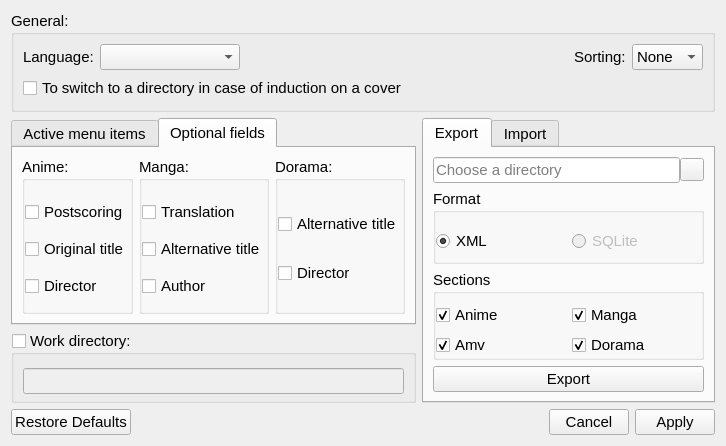
Before: the Qt Designer form formsettings.ui in LibertaSoft/DatabaseAnime, drawn with Qt 5.
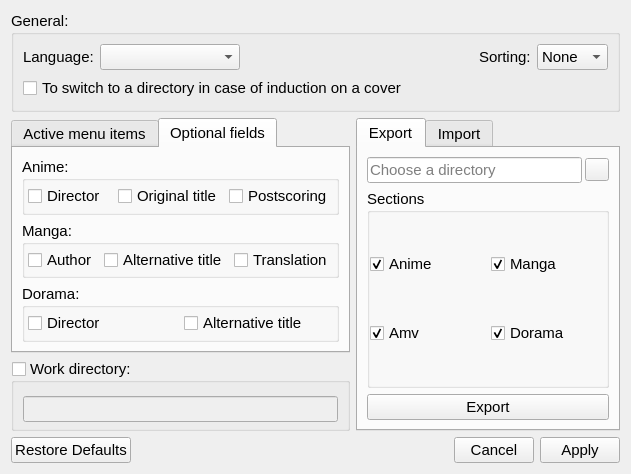
After: the same form once the commit is applied. The open tabs and pages were chosen to show the change. Icons and pictures are not drawn.

Patch:
```diff
--- a/formsettings.ui
+++ b/formsettings.ui
@@ -9,8 +9,8 @@
    <rect>
     <x>0</x>
     <y>0</y>
-    <width>726</width>
-    <height>446</height>
+    <width>631</width>
+    <height>460</height>
    </rect>
   </property>
   <property name="windowTitle">
@@ -164,12 +164,12 @@
     </widget>
    </item>
    <item>
-    <layout class="QHBoxLayout" name="horizontalLayout_2">
+    <layout class="QHBoxLayout" name="HLay_2">
      <property name="topMargin">
       <number>0</number>
      </property>
      <item>
-      <layout class="QVBoxLayout" name="verticalLayout_5">
+      <layout class="QVBoxLayout" name="VLay_5">
        <property name="leftMargin">
         <number>0</number>
        </property>
@@ -280,7 +280,7 @@
           <attribute name="title">
            <string>Optional fields</string>
           </attribute>
-          <layout class="QHBoxLayout" name="horizontalLayout">
+          <layout class="QVBoxLayout" name="verticalLayout_5">
            <item>
             <widget class="QGroupBox" name="GBox_FieldsForEdit">
              <property name="styleSheet">
@@ -292,26 +292,23 @@
              <property name="checkable">
               <bool>false</bool>
              </property>
-             <layout class="QVBoxLayout" name="verticalLayout_8">
-              <property name="spacing">
-               <number>0</number>
-              </property>
+             <layout class="QHBoxLayout" name="horizontalLayout">
               <property name="leftMargin">
-               <number>0</number>
+               <number>3</number>
               </property>
               <property name="topMargin">
-               <number>6</number>
+               <number>3</number>
               </property>
               <property name="rightMargin">
-               <number>0</number>
+               <number>3</number>
               </property>
               <property name="bottomMargin">
-               <number>0</number>
+               <number>3</number>
               </property>
               <item>
-               <widget class="QCheckBox" name="CBox_Anime_PostScoring">
+               <widget class="QCheckBox" name="CBox_Anime_Director">
                 <property name="text">
-                 <string>Postscoring</string>
+                 <string>Director</string>
                 </property>
                </widget>
               </item>
@@ -323,9 +320,9 @@
                </widget>
               </item>
               <item>
-               <widget class="QCheckBox" name="CBox_Anime_Director">
+               <widget class="QCheckBox" name="CBox_Anime_PostScoring">
                 <property name="text">
-                 <string>Director</string>
+                 <string>Postscoring</string>
                 </property>
                </widget>
               </item>
@@ -340,36 +337,19 @@
              <property name="checkable">
               <bool>false</bool>
              </property>
-             <layout class="QVBoxLayout" name="verticalLayout_9">
-              <property name="spacing">
-               <number>0</number>
-              </property>
+             <layout class="QHBoxLayout" name="horizontalLayout_2">
               <property name="leftMargin">
-               <number>0</number>
+               <number>3</number>
               </property>
               <property name="topMargin">
-               <number>6</number>
+               <number>3</number>
               </property>
               <property name="rightMargin">
-               <number>0</number>
+               <number>3</number>
               </property>
               <property name="bottomMargin">
-               <number>0</number>
+               <number>3</number>
               </property>
-              <item>
-               <widget class="QCheckBox" name="CBox_Manga_Translation">
-                <property name="text">
-                 <string>Translation</string>
-                </property>
-               </widget>
-              </item>
-              <item>
-               <widget class="QCheckBox" name="CBox_Manga_AltTitle">
-                <property name="text">
-                 <string>Alternative title</string>
-                </property>
-               </widget>
-              </item>
               <item>
                <widget class="QCheckBox" name="CBox_Manga_Author">
                 <property name="text">
@@ -377,6 +357,20 @@
                 </property>
                </widget>
               </item>
+              <item>
+               <widget class="QCheckBox" name="CBox_Manga_AltTitle">
+                <property name="text">
+                 <string>Alternative title</string>
+                </property>
+               </widget>
+              </item>
+              <item>
+               <widget class="QCheckBox" name="CBox_Manga_Translation">
+                <property name="text">
+                 <string>Translation</string>
+                </property>
+               </widget>
+              </item>
              </layout>
             </widget>
            </item>
@@ -388,29 +382,19 @@
              <property name="checkable">
               <bool>false</bool>
              </property>
-             <layout class="QVBoxLayout" name="verticalLayout_10">
-              <property name="spacing">
-               <number>0</number>
-              </property>
+             <layout class="QHBoxLayout" name="horizontalLayout_3">
               <property name="leftMargin">
-               <number>0</number>
+               <number>3</number>
               </property>
               <property name="topMargin">
-               <number>6</number>
+               <number>3</number>
               </property>
               <property name="rightMargin">
-               <number>0</number>
+               <number>3</number>
               </property>
               <property name="bottomMargin">
-               <number>0</number>
+               <number>3</number>
               </property>
-              <item>
-               <widget class="QCheckBox" name="CBox_Dorama_AltTitle">
-                <property name="text">
-                 <string>Alternative title</string>
-                </property>
-               </widget>
-              </item>
               <item>
                <widget class="QCheckBox" name="CBox_Dorama_Director">
                 <property name="text">
@@ -418,6 +402,13 @@
                 </property>
                </widget>
               </item>
+              <item>
+               <widget class="QCheckBox" name="CBox_Dorama_AltTitle">
+                <property name="text">
+                 <string>Alternative title</string>
+                </property>
+               </widget>
+              </item>
              </layout>
             </widget>
            </item>
@@ -504,10 +495,7 @@
          <item>
           <layout class="QHBoxLayout" name="HLay_Dir">
            <property name="spacing">
-            <number>0</number>
-           </property>
-           <property name="topMargin">
-            <number>0</number>
+            <number>3</number>
            </property>
            <item>
             <widget class="QLineEdit" name="LineEdit_ExDir">
@@ -553,73 +541,14 @@
            </item>
           </layout>
          </item>
-         <item>
-          <widget class="QGroupBox" name="GBox_Format">
-           <property name="enabled">
-            <bool>true</bool>
-           </property>
-           <property name="sizePolicy">
-            <sizepolicy hsizetype="Preferred" vsizetype="Expanding">
-             <horstretch>0</horstretch>
-             <verstretch>0</verstretch>
-            </sizepolicy>
-           </property>
-           <property name="font">
-            <font>
-             <family>Cantarell</family>
-             <pointsize>11</pointsize>
-            </font>
-           </property>
-           <property name="title">
-            <string>Format</string>
-           </property>
-           <layout class="QHBoxLayout" name="horizontalLayout_7">
-            <property name="leftMargin">
-             <number>0</number>
-            </property>
-            <property name="rightMargin">
-             <number>0</number>
-            </property>
-            <property name="bottomMargin">
-             <number>0</number>
-            </property>
-            <item>
-             <widget class="QRadioButton" name="RBtn_ExXml">
-              <property name="font">
-               <font>
-                <family>Cantarell</family>
-                <pointsize>11</pointsize>
-               </font>
-              </property>
-              <property name="text">
-               <string>XML</string>
-              </property>
-              <property name="checked">
-               <bool>true</bool>
-              </property>
-             </widget>
-            </item>
-            <item>
-             <widget class="QRadioButton" name="RBtn_ExSqlite">
-              <property name="enabled">
-               <bool>false</bool>
-              </property>
-              <property name="font">
-               <font>
-                <family>Cantarell</family>
-                <pointsize>11</pointsize>
-               </font>
-              </property>
-              <property name="text">
-               <string>SQLite</string>
-              </property>
-             </widget>
-            </item>
-           </layout>
-          </widget>
-         </item>
          <item>
           <widget class="QGroupBox" name="GBox_ExSection">
+           <property name="sizePolicy">
+            <sizepolicy hsizetype="Preferred" vsizetype="Expanding">
+             <horstretch>0</horstretch>
+             <verstretch>0</verstretch>
+            </sizepolicy>
+           </property>
            <property name="font">
             <font>
              <family>Cantarell</family>
@@ -633,6 +562,9 @@
             <property name="leftMargin">
              <number>0</number>
             </property>
+            <property name="topMargin">
+             <number>0</number>
+            </property>
             <property name="rightMargin">
              <number>0</number>
             </property>
@@ -708,6 +640,12 @@
          </item>
          <item>
           <widget class="QPushButton" name="PBtn_Export">
+           <property name="sizePolicy">
+            <sizepolicy hsizetype="Minimum" vsizetype="Fixed">
+             <horstretch>0</horstretch>
+             <verstretch>0</verstretch>
+            </sizepolicy>
+           </property>
            <property name="font">
             <font>
              <family>Cantarell</family>
@@ -727,9 +665,9 @@
         </attribute>
         <layout class="QVBoxLayout" name="verticalLayout">
          <item>
-          <layout class="QHBoxLayout" name="horizontalLayout_3">
-           <property name="topMargin">
-            <number>0</number>
+          <layout class="QHBoxLayout" name="HLay_ImDir">
+           <property name="spacing">
+            <number>3</number>
            </property>
            <item>
             <widget class="QLineEdit" name="LineEdit_ImFile">
```
Left out of the diff: 17 changed lines with no effect on the pictures.
